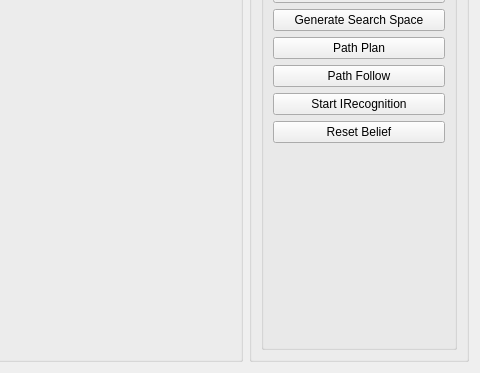
Before: the Qt Designer form CasPlanner/gui/missioncontroltab.ui in TarekTaha/cas_robotics, drawn with Qt 5; both pictures show x 226 to 706 and y 163 to 536 of the 706 by 536 pixel window.
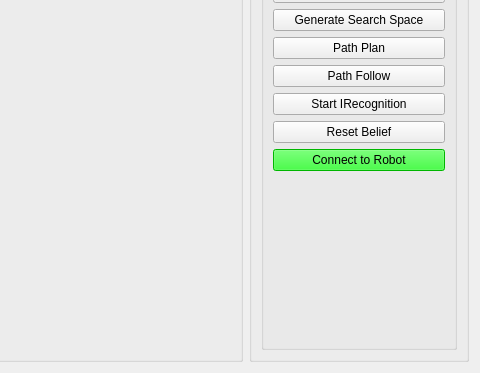
After: the same form once the commit is applied.

Patch:
```diff
--- a/CasPlanner/gui/missioncontroltab.ui
+++ b/CasPlanner/gui/missioncontroltab.ui
@@ -113,6 +113,428 @@
                </property>
               </widget>
              </item>
+             <item>
+              <widget class="QPushButton" name="connect2Robot">
+               <property name="palette">
+                <palette>
+                 <active>
+                  <colorrole role="WindowText">
+                   <brush brushstyle="SolidPattern">
+                    <color alpha="255">
+                     <red>0</red>
+                     <green>0</green>
+                     <blue>0</blue>
+                    </color>
+                   </brush>
+                  </colorrole>
+                  <colorrole role="Button">
+                   <brush brushstyle="SolidPattern">
+                    <color alpha="255">
+                     <red>0</red>
+                     <green>255</green>
+                     <blue>0</blue>
+                    </color>
+                   </brush>
+                  </colorrole>
+                  <colorrole role="Light">
+                   <brush brushstyle="SolidPattern">
+                    <color alpha="255">
+                     <red>127</red>
+                     <green>255</green>
+                     <blue>127</blue>
+                    </color>
+                   </brush>
+                  </colorrole>
+                  <colorrole role="Midlight">
+                   <brush brushstyle="SolidPattern">
+                    <color alpha="255">
+                     <red>63</red>
+                     <green>255</green>
+                     <blue>63</blue>
+                    </color>
+                   </brush>
+                  </colorrole>
+                  <colorrole role="Dark">
+                   <brush brushstyle="SolidPattern">
+                    <color alpha="255">
+                     <red>0</red>
+                     <green>127</green>
+                     <blue>0</blue>
+                    </color>
+                   </brush>
+                  </colorrole>
+                  <colorrole role="Mid">
+                   <brush brushstyle="SolidPattern">
+                    <color alpha="255">
+                     <red>0</red>
+                     <green>170</green>
+                     <blue>0</blue>
+                    </color>
+                   </brush>
+                  </colorrole>
+                  <colorrole role="Text">
+                   <brush brushstyle="SolidPattern">
+                    <color alpha="255">
+                     <red>0</red>
+                     <green>0</green>
+                     <blue>0</blue>
+                    </color>
+                   </brush>
+                  </colorrole>
+                  <colorrole role="BrightText">
+                   <brush brushstyle="SolidPattern">
+                    <color alpha="255">
+                     <red>255</red>
+                     <green>255</green>
+                     <blue>255</blue>
+                    </color>
+                   </brush>
+                  </colorrole>
+                  <colorrole role="ButtonText">
+                   <brush brushstyle="SolidPattern">
+                    <color alpha="255">
+                     <red>0</red>
+                     <green>0</green>
+                     <blue>0</blue>
+                    </color>
+                   </brush>
+                  </colorrole>
+                  <colorrole role="Base">
+                   <brush brushstyle="SolidPattern">
+                    <color alpha="255">
+                     <red>255</red>
+                     <green>255</green>
+                     <blue>255</blue>
+                    </color>
+                   </brush>
+                  </colorrole>
+                  <colorrole role="Window">
+                   <brush brushstyle="SolidPattern">
+                    <color alpha="255">
+                     <red>0</red>
+                     <green>255</green>
+                     <blue>0</blue>
+                    </color>
+                   </brush>
+                  </colorrole>
+                  <colorrole role="Shadow">
+                   <brush brushstyle="SolidPattern">
+                    <color alpha="255">
+                     <red>0</red>
+                     <green>0</green>
+                     <blue>0</blue>
+                    </color>
+                   </brush>
+                  </colorrole>
+                  <colorrole role="AlternateBase">
+                   <brush brushstyle="SolidPattern">
+                    <color alpha="255">
+                     <red>127</red>
+                     <green>255</green>
+                     <blue>127</blue>
+                    </color>
+                   </brush>
+                  </colorrole>
+                  <colorrole role="ToolTipBase">
+                   <brush brushstyle="SolidPattern">
+                    <color alpha="255">
+                     <red>255</red>
+                     <green>255</green>
+                     <blue>220</blue>
+                    </color>
+                   </brush>
+                  </colorrole>
+                  <colorrole role="ToolTipText">
+                   <brush brushstyle="SolidPattern">
+                    <color alpha="255">
+                     <red>0</red>
+                     <green>0</green>
+                     <blue>0</blue>
+                    </color>
+                   </brush>
+                  </colorrole>
+                 </active>
+                 <inactive>
+                  <colorrole role="WindowText">
+                   <brush brushstyle="SolidPattern">
+                    <color alpha="255">
+                     <red>0</red>
+                     <green>0</green>
+                     <blue>0</blue>
+                    </color>
+                   </brush>
+                  </colorrole>
+                  <colorrole role="Button">
+                   <brush brushstyle="SolidPattern">
+                    <color alpha="255">
+                     <red>0</red>
+                     <green>255</green>
+                     <blue>0</blue>
+                    </color>
+                   </brush>
+                  </colorrole>
+                  <colorrole role="Light">
+                   <brush brushstyle="SolidPattern">
+                    <color alpha="255">
+                     <red>127</red>
+                     <green>255</green>
+                     <blue>127</blue>
+                    </color>
+                   </brush>
+                  </colorrole>
+                  <colorrole role="Midlight">
+                   <brush brushstyle="SolidPattern">
+                    <color alpha="255">
+                     <red>63</red>
+                     <green>255</green>
+                     <blue>63</blue>
+                    </color>
+                   </brush>
+                  </colorrole>
+                  <colorrole role="Dark">
+                   <brush brushstyle="SolidPattern">
+                    <color alpha="255">
+                     <red>0</red>
+                     <green>127</green>
+                     <blue>0</blue>
+                    </color>
+                   </brush>
+                  </colorrole>
+                  <colorrole role="Mid">
+                   <brush brushstyle="SolidPattern">
+                    <color alpha="255">
+                     <red>0</red>
+                     <green>170</green>
+                     <blue>0</blue>
+                    </color>
+                   </brush>
+                  </colorrole>
+                  <colorrole role="Text">
+                   <brush brushstyle="SolidPattern">
+                    <color alpha="255">
+                     <red>0</red>
+                     <green>0</green>
+                     <blue>0</blue>
+                    </color>
+                   </brush>
+                  </colorrole>
+                  <colorrole role="BrightText">
+                   <brush brushstyle="SolidPattern">
+                    <color alpha="255">
+                     <red>255</red>
+                     <green>255</green>
+                     <blue>255</blue>
+                    </color>
+                   </brush>
+                  </colorrole>
+                  <colorrole role="ButtonText">
+                   <brush brushstyle="SolidPattern">
+                    <color alpha="255">
+                     <red>0</red>
+                     <green>0</green>
+                     <blue>0</blue>
+                    </color>
+                   </brush>
+                  </colorrole>
+                  <colorrole role="Base">
+                   <brush brushstyle="SolidPattern">
+                    <color alpha="255">
+                     <red>255</red>
+                     <green>255</green>
+                     <blue>255</blue>
+                    </color>
+                   </brush>
+                  </colorrole>
+                  <colorrole role="Window">
+                   <brush brushstyle="SolidPattern">
+                    <color alpha="255">
+                     <red>0</red>
+                     <green>255</green>
+                     <blue>0</blue>
+                    </color>
+                   </brush>
+                  </colorrole>
+                  <colorrole role="Shadow">
+                   <brush brushstyle="SolidPattern">
+                    <color alpha="255">
+                     <red>0</red>
+                     <green>0</green>
+                     <blue>0</blue>
+                    </color>
+                   </brush>
+                  </colorrole>
+                  <colorrole role="AlternateBase">
+                   <brush brushstyle="SolidPattern">
+                    <color alpha="255">
+                     <red>127</red>
+                     <green>255</green>
+                     <blue>127</blue>
+                    </color>
+                   </brush>
+                  </colorrole>
+                  <colorrole role="ToolTipBase">
+                   <brush brushstyle="SolidPattern">
+                    <color alpha="255">
+                     <red>255</red>
+                     <green>255</green>
+                     <blue>220</blue>
+                    </color>
+                   </brush>
+                  </colorrole>
+                  <colorrole role="ToolTipText">
+                   <brush brushstyle="SolidPattern">
+                    <color alpha="255">
+                     <red>0</red>
+                     <green>0</green>
+                     <blue>0</blue>
+                    </color>
+                   </brush>
+                  </colorrole>
+                 </inactive>
+                 <disabled>
+                  <colorrole role="WindowText">
+                   <brush brushstyle="SolidPattern">
+                    <color alpha="255">
+                     <red>0</red>
+                     <green>127</green>
+                     <blue>0</blue>
+                    </color>
+                   </brush>
+                  </colorrole>
+                  <colorrole role="Button">
+                   <brush brushstyle="SolidPattern">
+                    <color alpha="255">
+                     <red>0</red>
+                     <green>255</green>
+                     <blue>0</blue>
+                    </color>
+                   </brush>
+                  </colorrole>
+                  <colorrole role="Light">
+                   <brush brushstyle="SolidPattern">
+                    <color alpha="255">
+                     <red>127</red>
+                     <green>255</green>
+                     <blue>127</blue>
+                    </color>
+                   </brush>
+                  </colorrole>
+                  <colorrole role="Midlight">
+                   <brush brushstyle="SolidPattern">
+                    <color alpha="255">
+                     <red>63</red>
+                     <green>255</green>
+                     <blue>63</blue>
+                    </color>
+                   </brush>
+                  </colorrole>
+                  <colorrole role="Dark">
+                   <brush brushstyle="SolidPattern">
+                    <color alpha="255">
+                     <red>0</red>
+                     <green>127</green>
+                     <blue>0</blue>
+                    </color>
+                   </brush>
+                  </colorrole>
+                  <colorrole role="Mid">
+                   <brush brushstyle="SolidPattern">
+                    <color alpha="255">
+                     <red>0</red>
+                     <green>170</green>
+                     <blue>0</blue>
+                    </color>
+                   </brush>
+                  </colorrole>
+                  <colorrole role="Text">
+                   <brush brushstyle="SolidPattern">
+                    <color alpha="255">
+                     <red>0</red>
+                     <green>127</green>
+                     <blue>0</blue>
+                    </color>
+                   </brush>
+                  </colorrole>
+                  <colorrole role="BrightText">
+                   <brush brushstyle="SolidPattern">
+                    <color alpha="255">
+                     <red>255</red>
+                     <green>255</green>
+                     <blue>255</blue>
+                    </color>
+                   </brush>
+                  </colorrole>
+                  <colorrole role="ButtonText">
+                   <brush brushstyle="SolidPattern">
+                    <color alpha="255">
+                     <red>0</red>
+                     <green>127</green>
+                     <blue>0</blue>
+                    </color>
+                   </brush>
+                  </colorrole>
+                  <colorrole role="Base">
+                   <brush brushstyle="SolidPattern">
+                    <color alpha="255">
+                     <red>0</red>
+                     <green>255</green>
+                     <blue>0</blue>
+                    </color>
+                   </brush>
+                  </colorrole>
+                  <colorrole role="Window">
+                   <brush brushstyle="SolidPattern">
+                    <color alpha="255">
+                     <red>0</red>
+                     <green>255</green>
+                     <blue>0</blue>
+                    </color>
+                   </brush>
+                  </colorrole>
+                  <colorrole role="Shadow">
+                   <brush brushstyle="SolidPattern">
+                    <color alpha="255">
+                     <red>0</red>
+                     <green>0</green>
+                     <blue>0</blue>
+                    </color>
+                   </brush>
+                  </colorrole>
+                  <colorrole role="AlternateBase">
+                   <brush brushstyle="SolidPattern">
+                    <color alpha="255">
+                     <red>0</red>
+                     <green>255</green>
+                     <blue>0</blue>
+                    </color>
+                   </brush>
+                  </colorrole>
+                  <colorrole role="ToolTipBase">
+                   <brush brushstyle="SolidPattern">
+                    <color alpha="255">
+                     <red>255</red>
+                     <green>255</green>
+                     <blue>220</blue>
+                    </color>
+                   </brush>
+                  </colorrole>
+                  <colorrole role="ToolTipText">
+                   <brush brushstyle="SolidPattern">
+                    <color alpha="255">
+                     <red>0</red>
+                     <green>0</green>
+                     <blue>0</blue>
+                    </color>
+                   </brush>
+                  </colorrole>
+                 </disabled>
+                </palette>
+               </property>
+               <property name="text">
+                <string>Connect to Robot</string>
+               </property>
+              </widget>
+             </item>
              <item>
               <spacer name="verticalSpacer">
                <property name="orientation">
```
